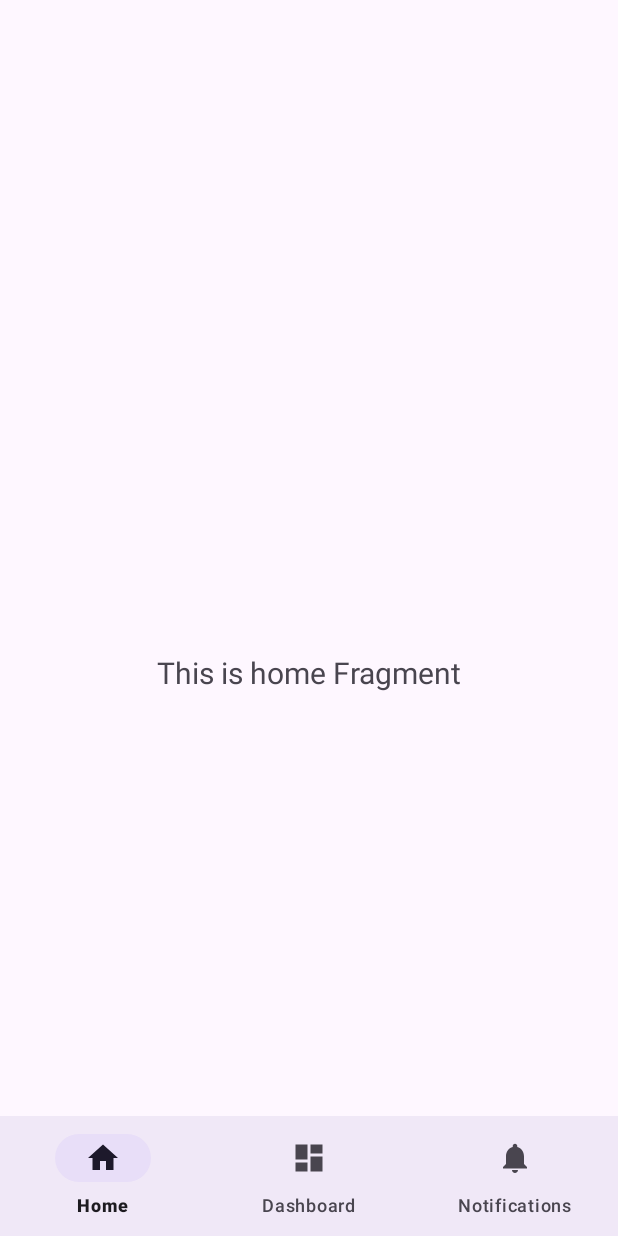
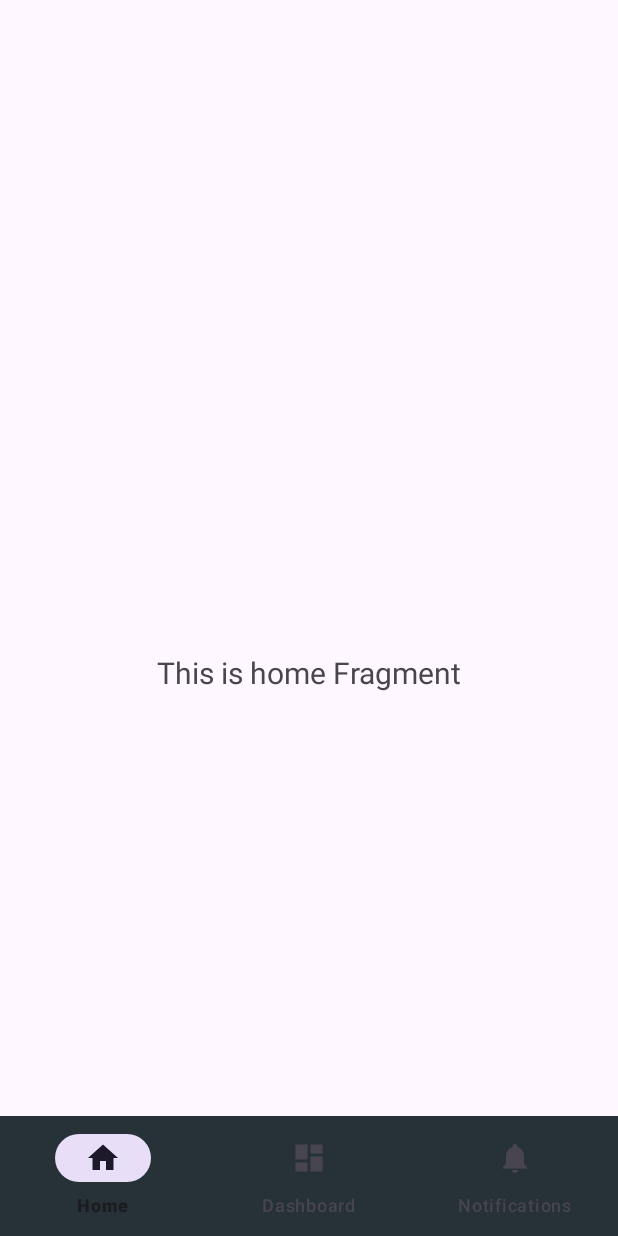
Before and after one commit to Chamboa/Quickly, an Android app: the screen it shows after launch (MainActivity), on a phone screen of 412 x 824 dp. Run offline under Robolectric (Android 15) with nearby library versions, the phone set to English and light mode, and no system bars; our stand-ins replace navigation-ui; 1 statement that could not run was skipped.

Commit message:
Verificando si el proyecto está bien

```diff
--- a/app/src/main/res/layout/activity_main.xml
+++ b/app/src/main/res/layout/activity_main.xml
@@ -10,9 +10,7 @@
         android:id="@+id/nav_view"
         android:layout_width="0dp"
         android:layout_height="wrap_content"
-        android:layout_marginStart="0dp"
-        android:layout_marginEnd="0dp"
-        android:background="?android:attr/windowBackground"
+        android:background="#263238"
         app:layout_constraintBottom_toBottomOf="parent"
         app:layout_constraintLeft_toLeftOf="parent"
         app:layout_constraintRight_toRightOf="parent"
```
Also changed, not shown: app/src/main/res/drawable/casapntprincipal.png (added).
